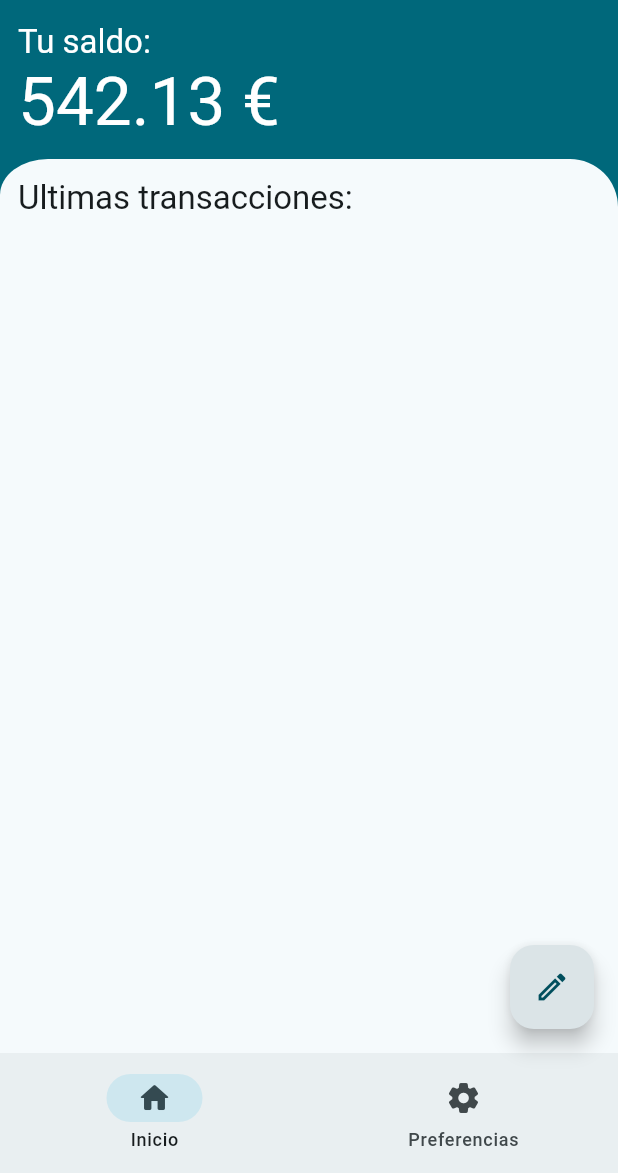
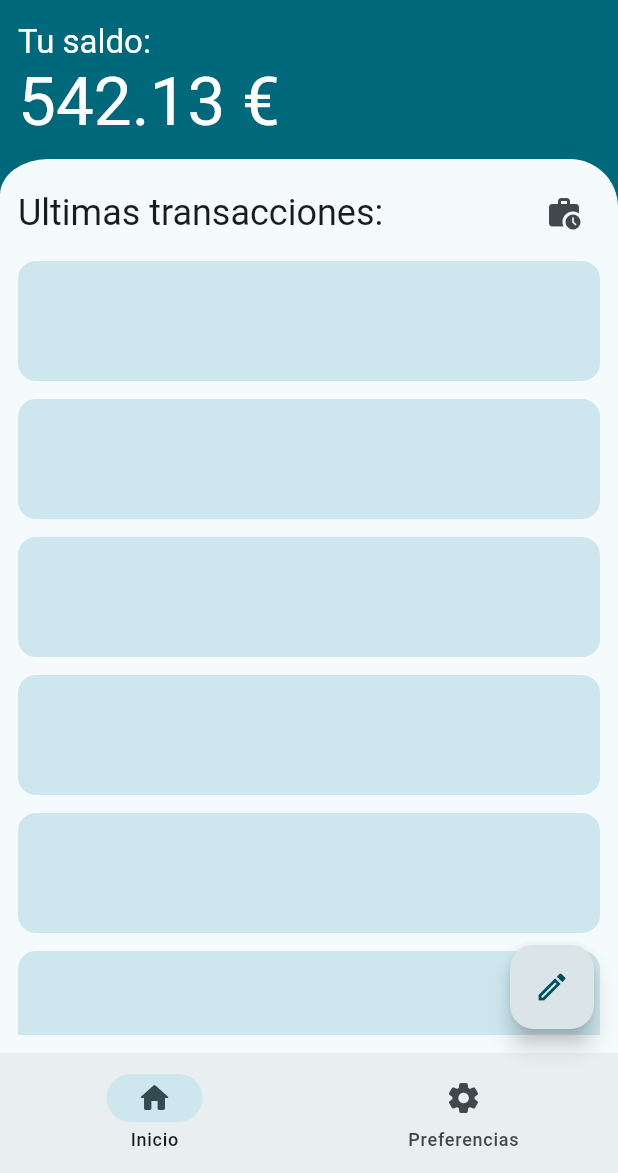
Before and after one commit to jeantivan/flutter-project, a Flutter app: the screen it shows after launch, on a phone screen of 412 x 824 dp, the part 63-1236 px from its top. Run offline on Flutter 3.47's test engine with Material 3 defaults, Android fonts, the phone set to English and light mode, and no system bars.

Commit message:
ADD: Seguimos modelando la pág

```diff
--- a/lib/pages/home.dart
+++ b/lib/pages/home.dart
@@ -1,4 +1,15 @@
 import 'package:flutter/material.dart';
+import 'package:flutter/widgets.dart';
+
+final List<Widget> items = List.generate(
+    12,
+    (w) => Container(
+          width: 200,
+          height: 80,
+          decoration: BoxDecoration(
+              color: Colors.deepPurple,
+              borderRadius: BorderRadius.circular(12)),
+        ));
 
 class MyHomePage extends StatelessWidget {
   const MyHomePage({super.key});
@@ -42,9 +53,42 @@ class MyHomePage extends StatelessWidget {
                         topRight: Radius.elliptical(32, 32))),
                 child: Padding(
                   padding: const EdgeInsets.all(12),
-                  child: Text(
-                    'Ultimas transacciones: ',
-                    style: theme.textTheme.titleLarge,
+                  child: Column(
+                    crossAxisAlignment: CrossAxisAlignment.start,
+                    children: [
+                      ListTile(
+                        visualDensity: VisualDensity.compact,
+                        contentPadding: const EdgeInsets.all(0),
+                        title: Text(
+                          'Ultimas transacciones: ',
+                          style: theme.textTheme.headlineSmall,
+                        ),
+                        trailing: IconButton(
+                          onPressed: () {},
+                          icon: Icon(Icons.work_history_rounded),
+                        ),
+                      ),
+                      const SizedBox(
+                        height: 8,
+                      ),
+                      Expanded(
+                        child: ListView.separated(
+                          itemCount: 20,
+                          itemBuilder: (context, index) {
+                            return Container(
+                              width: 200,
+                              height: 80,
+                              decoration: BoxDecoration(
+                                  color: theme.colorScheme.secondaryContainer,
+                                  borderRadius: BorderRadius.circular(12)),
+                            );
+                          },
+                          separatorBuilder: (context, index) => const SizedBox(
+                            height: 12,
+                          ),
+                        ),
+                      )
+                    ],
                   ),
                 ),
               ),
```
